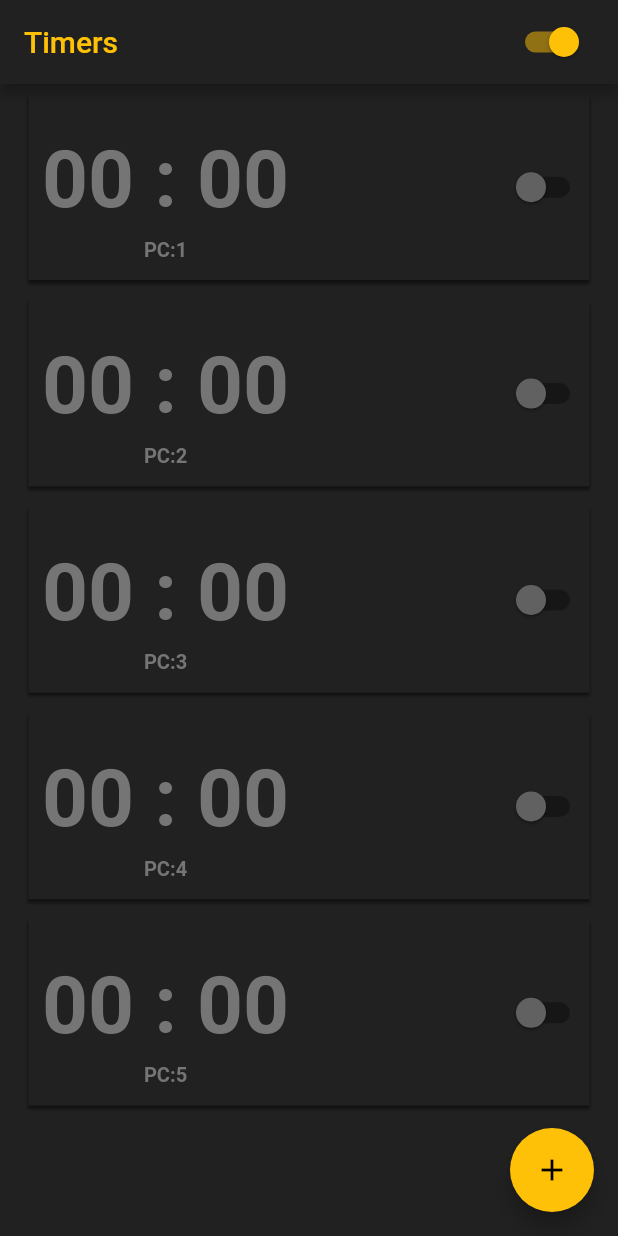
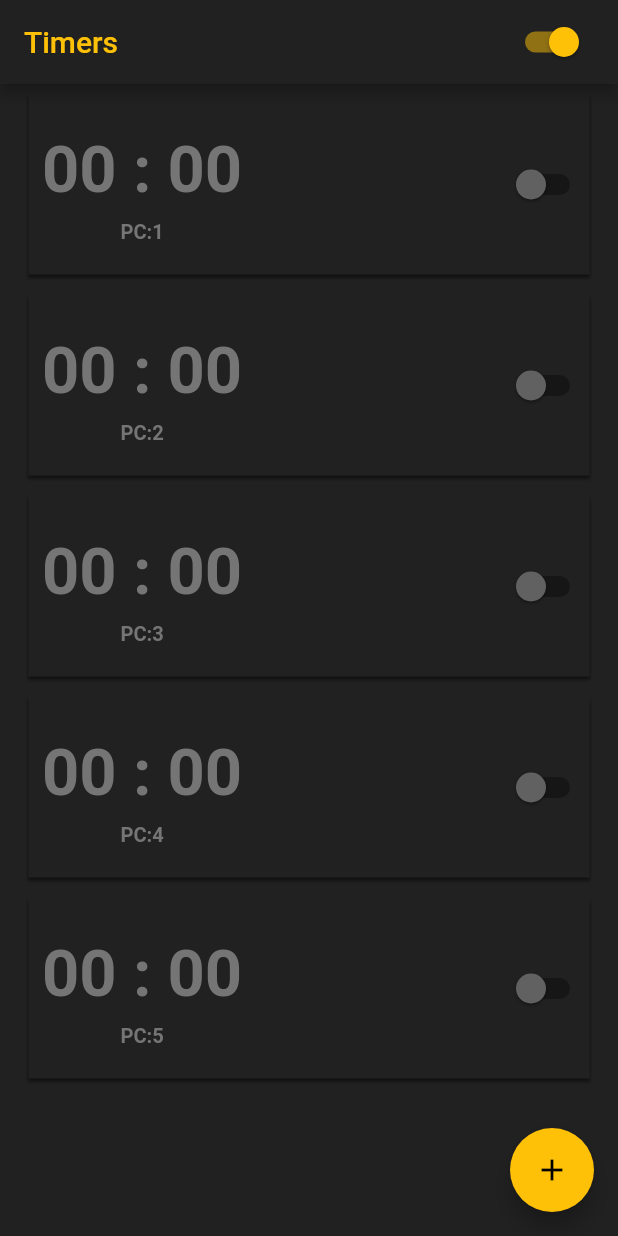
Before and after one commit to pife00/flutte-timer-app, a Flutter app: the screen it shows after launch, on a phone screen of 412 x 824 dp. Run offline on Flutter 3.47's test engine with Material 2 defaults, Android fonts, the phone set to English and light mode, and no system bars; our stand-ins replace audioplayers, flutter_local_notifications, numberpicker, responsive_sizer, shared_preferences; missing offline and left inert: flutter_background_service, flutter_background_service_android, flutter_vibrate.

```diff
--- a/lib/main.dart
+++ b/lib/main.dart
@@ -335,9 +335,7 @@ class _HomePageState extends State<HomePage> with WidgetsBindingObserver {
           ],
         ),
       ),
-      body: Column(children: <Widget>[
-        Expanded(
-            child: ReorderableListView(
+      body: ReorderableListView(
         onReorder: ((oldIndex, newIndex) {
           setState(() {
             if (oldIndex < newIndex) {
@@ -359,8 +357,7 @@ class _HomePageState extends State<HomePage> with WidgetsBindingObserver {
               ),
             )
         ],
-        )),
-      ]),
+      ),
       floatingActionButton: FloatingActionButton(
         onPressed: null,
         child: InkWell(
--- a/lib/widgets/timer/timer.dart
+++ b/lib/widgets/timer/timer.dart
@@ -159,21 +159,21 @@ class _TimerState extends State<TimerLess> with TickerProviderStateMixin {
 
   @override
   Widget build(BuildContext context) {
-    late final screenContainer;
+    /* late final screenContainer;
     switch (Device.orientation) {
       case Orientation.portrait:
-        screenContainer = 15.h;
+        screenContainer = 120;
         break;
       case Orientation.landscape:
-        screenContainer = 32.h;
+        screenContainer = 150;
         break;
-    }
+    }*/
     return Column(
       children: [
         Padding(
           padding: const EdgeInsets.all(3),
           child: Container(
-            height: screenContainer,
+            height: 120,
             decoration: BoxDecoration(
                 color: timerActive
                     ? const Color.fromARGB(255, 37, 37, 35)
@@ -422,7 +422,7 @@ class _TimerState extends State<TimerLess> with TickerProviderStateMixin {
           style: TextStyle(
               color: timerActive == true ? Colors.amber : Colors.grey[600],
               fontWeight: FontWeight.w700,
-              fontSize: Adaptive.sp(30))),
+              fontSize: Adaptive.sp(27))),
     );
   }
 
```
Lines whose indentation alone changed are shown as unchanged.
